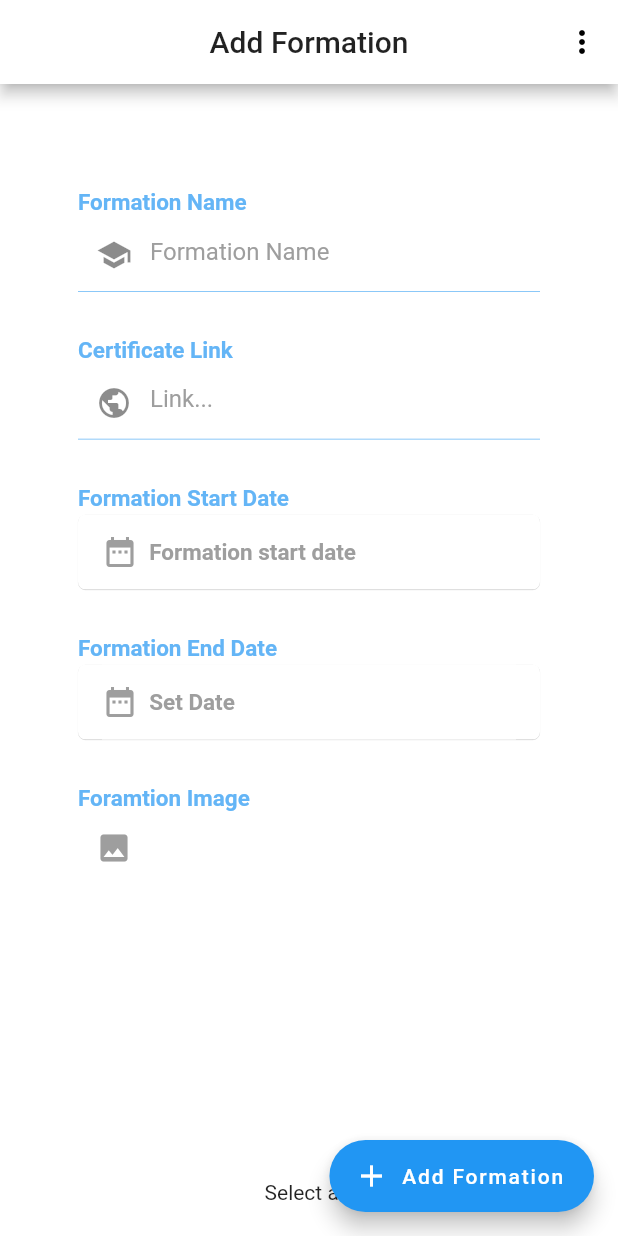
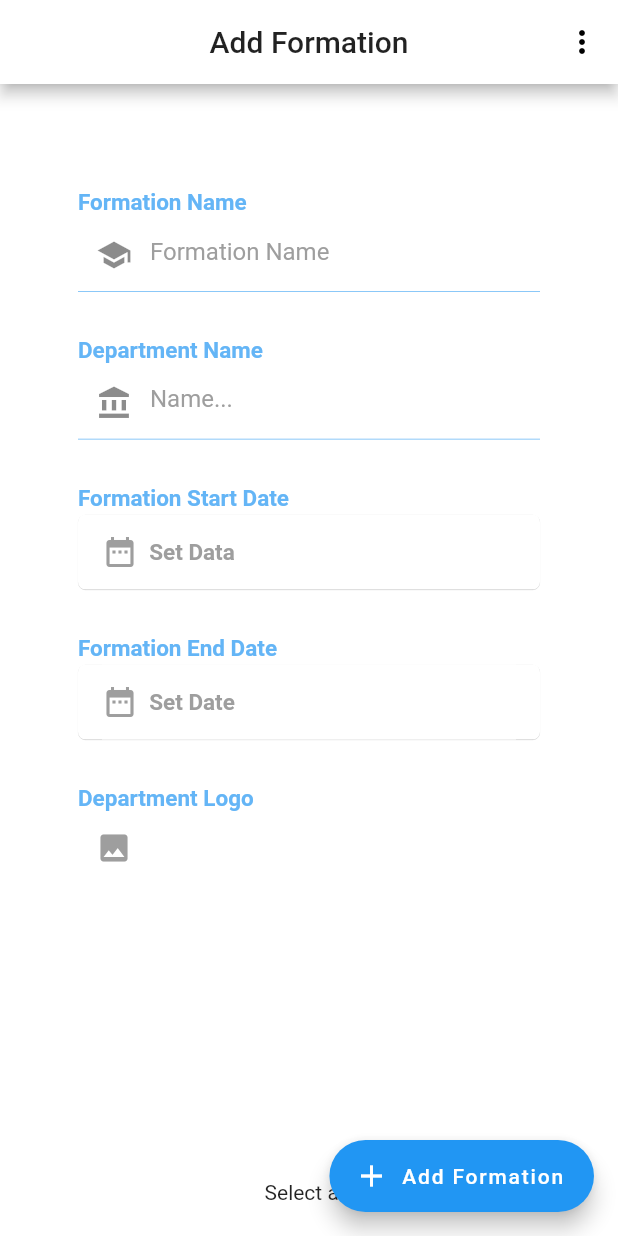
Before and after one commit to samoray1998/nextJamal, a Flutter app: the addformation screen opened directly, on a phone screen of 412 x 824 dp. Run offline on Flutter 3.47's test engine with Material 2 defaults, Android fonts, the phone set to English and light mode, and no system bars; our stand-ins replace bloc, curved_navigation_bar, flutter_bloc, flutter_datetime_picker, flutter_slidable, image_picker and 3 more.

Commit message:
edit formation

```diff
--- a/lib/pages/AddFormation.dart
+++ b/lib/pages/AddFormation.dart
@@ -18,7 +18,7 @@ class addformation extends StatefulWidget with NavigationStates{
 
 }
 class ajouterFormation extends State<addformation>{
-   String _date="Formation start date";
+   String _date="Set Data";
    String _date2= "Set Date";
  File _image;
   Future getImageFromCamera()async{
@@ -53,7 +53,7 @@ class ajouterFormation extends State<addformation>{
     ],
       ),
       body: Container(
-
+        child:Form(
         child: Container(
           margin: EdgeInsets.fromLTRB(12, 0, 12, 0),
 
@@ -97,7 +97,7 @@ class ajouterFormation extends State<addformation>{
                       mainAxisAlignment: MainAxisAlignment.start,
                      children: <Widget>[
                         Expanded(
-                          child: TextField(
+                          child: TextFormField(
 
                             textAlign:  TextAlign.left,
 
@@ -124,7 +124,7 @@ class ajouterFormation extends State<addformation>{
                    child: new Padding(
                      padding: const EdgeInsets.only(left: 40),
                      child: Text(
-                       "Certificate Link",
+                       "Department Name",
                        style: TextStyle(
                           fontWeight: FontWeight.bold,
                       color: Color(0xff64b5f6),
@@ -152,13 +152,13 @@ class ajouterFormation extends State<addformation>{
                       mainAxisAlignment: MainAxisAlignment.start,
                      children: <Widget>[
                         Expanded(
-                          child: TextField(
+                          child: TextFormField(
 
                             textAlign:  TextAlign.left,
 
                             decoration: InputDecoration(border: InputBorder.none,
-                            hintText: 'Link...',
-                            prefixIcon: Icon(Icons.public),
+                            hintText: 'Name...',
+                            prefixIcon: Icon(Icons.account_balance),
                             hintStyle: TextStyle(color: Colors.grey),
                             ),
                           ),
@@ -340,7 +340,7 @@ class ajouterFormation extends State<addformation>{
                  Container(alignment: Alignment.bottomLeft,
                   padding: const EdgeInsets.only(left: 40),
                   child:  Text(
-                       "Foramtion Image",
+                       "Department Logo",
                        style: TextStyle(
                           fontWeight: FontWeight.bold,
                       color: Color(0xff64b5f6),
@@ -372,12 +372,61 @@ class ajouterFormation extends State<addformation>{
                   Padding(
                    padding: EdgeInsets.only(top:70),
                  ),
+                 SizedBox(
+                   height: 30.0,
+                 ),
+                Container(alignment: Alignment.bottomLeft,
+                  padding: const EdgeInsets.only(left: 40),
+                  child:  Text(
+                       "Or :",
+                       style: TextStyle(
+                          fontWeight: FontWeight.bold,
+                      color: Color(0xff64b5f6),
+                      fontSize: 15.0,
+                       ),
+                     ),
+                  ),
+                   Container(
+                   width: MediaQuery.of(context).size.width,
+                   margin: const EdgeInsets.only(left: 40.0,right: 40.0,top:2.0),
+                   alignment: Alignment.center,
+                   decoration: BoxDecoration(
+                     border: Border(
+                       bottom: BorderSide(
+                         color: Color(0xff64b5f6),
+                         width: 0.5,
+                         style: BorderStyle.solid
+                       )
+                     )
+                   ),
+                   padding: EdgeInsets.only(left: 0.0,right: 10.0),
+                   child: new Row(
+                     crossAxisAlignment: CrossAxisAlignment.center,
+                      mainAxisAlignment: MainAxisAlignment.start,
+                     children: <Widget>[
+                        Expanded(
+                          child: TextFormField(
 
+                            textAlign:  TextAlign.left,
 
+                            decoration: InputDecoration(border: InputBorder.none,
+                            hintText: 'Department Link',
+                            prefixIcon: Icon(Icons.account_balance),
+                            hintStyle: TextStyle(color: Colors.grey),
+                            ),
+                          ),
+                        )
+                     ],
+                   ),
+                 ),
+                 SizedBox(
+                   height: 70,
+                 )
 
 
           ],),
         ),
+      )
       ),
 
 
```
